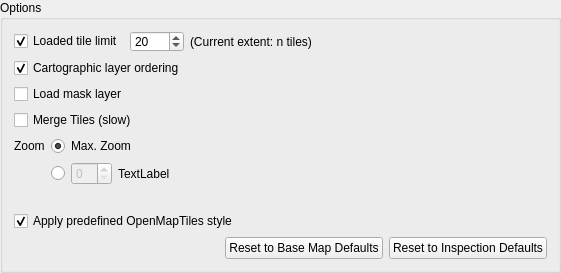
This is ui/options.ui in geometalab/Vector-Tiles-Reader-QGIS-Plugin as Qt 5 draws it before an edit. The edited form follows.
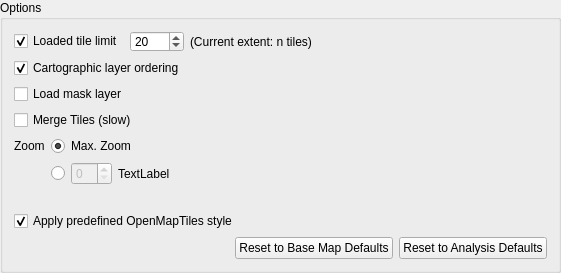
This is the edited form.

Commit message: option reset button text changed from 'Inspection Defaults' to 'Analysis Defaults'

Patch:
```diff
--- a/ui/options.ui
+++ b/ui/options.ui
@@ -236,7 +236,7 @@
      <item>
       <widget class="QPushButton" name="btnResetToInspectionDefaults">
        <property name="text">
-        <string>Reset to Inspection Defaults</string>
+        <string>Reset to Analysis Defaults</string>
        </property>
       </widget>
      </item>
```
The commit also changes 1 other file.
